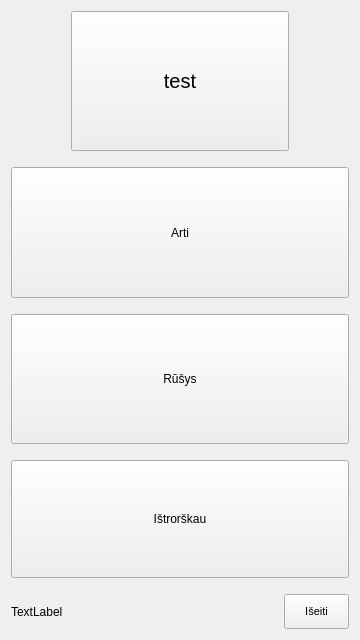
Old version of the form nokia/AlausRadaras/alausradaras.ui in the repository vincnetas/alaus-radaras.
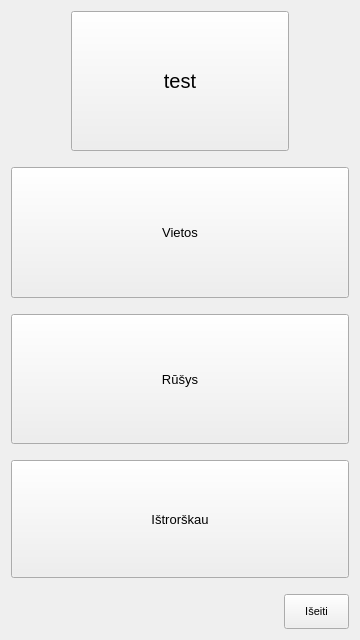
New version of the form. Icons and pictures are not drawn.

What changed in the file:
```diff
--- a/nokia/AlausRadaras/alausradaras.ui
+++ b/nokia/AlausRadaras/alausradaras.ui
@@ -104,11 +104,53 @@
          <verstretch>10</verstretch>
         </sizepolicy>
        </property>
+       <property name="palette">
+        <palette>
+         <active>
+          <colorrole role="Text">
+           <brush brushstyle="SolidPattern">
+            <color alpha="255">
+             <red>255</red>
+             <green>255</green>
+             <blue>255</blue>
+            </color>
+           </brush>
+          </colorrole>
+         </active>
+         <inactive>
+          <colorrole role="Text">
+           <brush brushstyle="SolidPattern">
+            <color alpha="255">
+             <red>255</red>
+             <green>255</green>
+             <blue>255</blue>
+            </color>
+           </brush>
+          </colorrole>
+         </inactive>
+         <disabled>
+          <colorrole role="Text">
+           <brush brushstyle="SolidPattern">
+            <color alpha="255">
+             <red>106</red>
+             <green>104</green>
+             <blue>100</blue>
+            </color>
+           </brush>
+          </colorrole>
+         </disabled>
+        </palette>
+       </property>
+       <property name="font">
+        <font>
+         <pointsize>10</pointsize>
+        </font>
+       </property>
        <property name="styleSheet">
         <string notr="true">border-image:url(:/images/batonas.png);</string>
        </property>
        <property name="text">
-        <string>Arti</string>
+        <string>Vietos</string>
        </property>
       </widget>
      </item>
@@ -139,6 +181,48 @@
          <height>0</height>
         </size>
        </property>
+       <property name="palette">
+        <palette>
+         <active>
+          <colorrole role="Text">
+           <brush brushstyle="SolidPattern">
+            <color alpha="255">
+             <red>255</red>
+             <green>255</green>
+             <blue>255</blue>
+            </color>
+           </brush>
+          </colorrole>
+         </active>
+         <inactive>
+          <colorrole role="Text">
+           <brush brushstyle="SolidPattern">
+            <color alpha="255">
+             <red>255</red>
+             <green>255</green>
+             <blue>255</blue>
+            </color>
+           </brush>
+          </colorrole>
+         </inactive>
+         <disabled>
+          <colorrole role="Text">
+           <brush brushstyle="SolidPattern">
+            <color alpha="255">
+             <red>106</red>
+             <green>104</green>
+             <blue>100</blue>
+            </color>
+           </brush>
+          </colorrole>
+         </disabled>
+        </palette>
+       </property>
+       <property name="font">
+        <font>
+         <pointsize>10</pointsize>
+        </font>
+       </property>
        <property name="styleSheet">
         <string notr="true">border-image:url(:/images/batonas.png)</string>
        </property>
@@ -174,6 +258,48 @@
          <height>0</height>
         </size>
        </property>
+       <property name="palette">
+        <palette>
+         <active>
+          <colorrole role="Text">
+           <brush brushstyle="SolidPattern">
+            <color alpha="255">
+             <red>255</red>
+             <green>255</green>
+             <blue>255</blue>
+            </color>
+           </brush>
+          </colorrole>
+         </active>
+         <inactive>
+          <colorrole role="Text">
+           <brush brushstyle="SolidPattern">
+            <color alpha="255">
+             <red>255</red>
+             <green>255</green>
+             <blue>255</blue>
+            </color>
+           </brush>
+          </colorrole>
+         </inactive>
+         <disabled>
+          <colorrole role="Text">
+           <brush brushstyle="SolidPattern">
+            <color alpha="255">
+             <red>106</red>
+             <green>104</green>
+             <blue>100</blue>
+            </color>
+           </brush>
+          </colorrole>
+         </disabled>
+        </palette>
+       </property>
+       <property name="font">
+        <font>
+         <pointsize>10</pointsize>
+        </font>
+       </property>
        <property name="styleSheet">
         <string notr="true">border-image:url(:/images/batonas.png)</string>
        </property>
@@ -199,8 +325,54 @@
       <layout class="QHBoxLayout" name="horizontalLayout" stretch="0,0,0">
        <item>
         <widget class="QLabel" name="txtUpdate">
+         <property name="palette">
+          <palette>
+           <active>
+            <colorrole role="Text">
+             <brush brushstyle="SolidPattern">
+              <color alpha="255">
+               <red>255</red>
+               <green>255</green>
+               <blue>255</blue>
+              </color>
+             </brush>
+            </colorrole>
+           </active>
+           <inactive>
+            <colorrole role="Text">
+             <brush brushstyle="SolidPattern">
+              <color alpha="255">
+               <red>255</red>
+               <green>255</green>
+               <blue>255</blue>
+              </color>
+             </brush>
+            </colorrole>
+           </inactive>
+           <disabled>
+            <colorrole role="Text">
+             <brush brushstyle="SolidPattern">
+              <color alpha="255">
+               <red>106</red>
+               <green>104</green>
+               <blue>100</blue>
+              </color>
+             </brush>
+            </colorrole>
+           </disabled>
+          </palette>
+         </property>
          <property name="text">
-          <string>TextLabel</string>
+          <string/>
+         </property>
+         <property name="textFormat">
+          <enum>Qt::RichText</enum>
+         </property>
+         <property name="wordWrap">
+          <bool>true</bool>
+         </property>
+         <property name="openExternalLinks">
+          <bool>true</bool>
          </property>
         </widget>
        </item>
```
